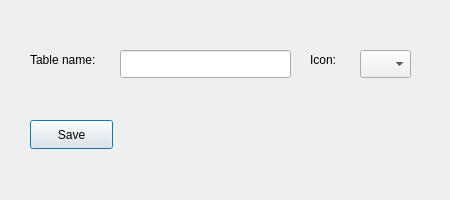
Qt form edittable.ui (sochok222/RadikPass) before a commit.
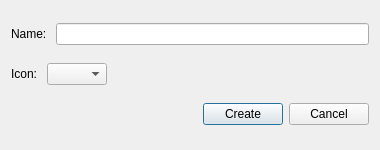
The same form after that commit.

Diff of the .ui file:
```diff
--- a/edittable.ui
+++ b/edittable.ui
@@ -6,72 +6,124 @@
    <rect>
     <x>0</x>
     <y>0</y>
-    <width>450</width>
-    <height>200</height>
+    <width>380</width>
+    <height>150</height>
    </rect>
   </property>
+  <property name="sizePolicy">
+   <sizepolicy hsizetype="Fixed" vsizetype="Fixed">
+    <horstretch>0</horstretch>
+    <verstretch>0</verstretch>
+   </sizepolicy>
+  </property>
+  <property name="minimumSize">
+   <size>
+    <width>380</width>
+    <height>150</height>
+   </size>
+  </property>
+  <property name="maximumSize">
+   <size>
+    <width>380</width>
+    <height>150</height>
+   </size>
+  </property>
   <property name="windowTitle">
    <string>Dialog</string>
   </property>
-  <widget class="QComboBox" name="comboBox">
-   <property name="geometry">
-    <rect>
-     <x>360</x>
-     <y>50</y>
-     <width>51</width>
-     <height>28</height>
-    </rect>
-   </property>
-  </widget>
-  <widget class="QPushButton" name="addTableButton">
-   <property name="geometry">
-    <rect>
-     <x>30</x>
-     <y>120</y>
-     <width>83</width>
-     <height>29</height>
-    </rect>
-   </property>
-   <property name="text">
-    <string>Save</string>
-   </property>
-  </widget>
-  <widget class="QLabel" name="label_2">
-   <property name="geometry">
-    <rect>
-     <x>310</x>
-     <y>50</y>
-     <width>41</width>
-     <height>20</height>
-    </rect>
-   </property>
-   <property name="text">
-    <string>Icon: </string>
-   </property>
-  </widget>
-  <widget class="QLineEdit" name="nameEdit">
-   <property name="geometry">
-    <rect>
-     <x>120</x>
-     <y>50</y>
-     <width>171</width>
-     <height>28</height>
-    </rect>
-   </property>
-  </widget>
-  <widget class="QLabel" name="label">
-   <property name="geometry">
-    <rect>
-     <x>30</x>
-     <y>50</y>
-     <width>91</width>
-     <height>20</height>
-    </rect>
-   </property>
-   <property name="text">
-    <string>Table name:</string>
-   </property>
-  </widget>
+  <layout class="QVBoxLayout" name="verticalLayout">
+   <item>
+    <layout class="QHBoxLayout" name="horizontalLayout_4">
+     <item>
+      <widget class="QLabel" name="label">
+       <property name="text">
+        <string>Name: </string>
+       </property>
+      </widget>
+     </item>
+     <item>
+      <widget class="QLineEdit" name="nameEdit"/>
+     </item>
+    </layout>
+   </item>
+   <item>
+    <layout class="QHBoxLayout" name="horizontalLayout_5">
+     <item>
+      <widget class="QLabel" name="label_2">
+       <property name="text">
+        <string>Icon: </string>
+       </property>
+      </widget>
+     </item>
+     <item>
+      <widget class="QComboBox" name="comboBox">
+       <property name="sizePolicy">
+        <sizepolicy hsizetype="Fixed" vsizetype="Fixed">
+         <horstretch>0</horstretch>
+         <verstretch>0</verstretch>
+        </sizepolicy>
+       </property>
+       <property name="minimumSize">
+        <size>
+         <width>60</width>
+         <height>0</height>
+        </size>
+       </property>
+       <property name="maximumSize">
+        <size>
+         <width>60</width>
+         <height>16777215</height>
+        </size>
+       </property>
+      </widget>
+     </item>
+     <item>
+      <spacer name="horizontalSpacer">
+       <property name="orientation">
+        <enum>Qt::Orientation::Horizontal</enum>
+       </property>
+       <property name="sizeHint" stdset="0">
+        <size>
+         <width>50</width>
+         <height>20</height>
+        </size>
+       </property>
+      </spacer>
+     </item>
+    </layout>
+   </item>
+   <item>
+    <layout class="QHBoxLayout" name="horizontalLayout_6">
+     <item>
+      <spacer name="horizontalSpacer_2">
+       <property name="orientation">
+        <enum>Qt::Orientation::Horizontal</enum>
+       </property>
+       <property name="sizeHint" stdset="0">
+        <size>
+         <width>40</width>
+         <height>20</height>
+        </size>
+       </property>
+      </spacer>
+     </item>
+     <item>
+      <widget class="QPushButton" name="addTableButton">
+       <property name="text">
+        <string>Create</string>
+       </property>
+      </widget>
+     </item>
+     <item>
+      <widget class="QPushButton" name="buttonCancel">
+       <property name="text">
+        <string>Cancel</string>
+       </property>
+      </widget>
+     </item>
+    </layout>
+   </item>
+  </layout>
  </widget>
  <resources/>
  <connections/>
```
